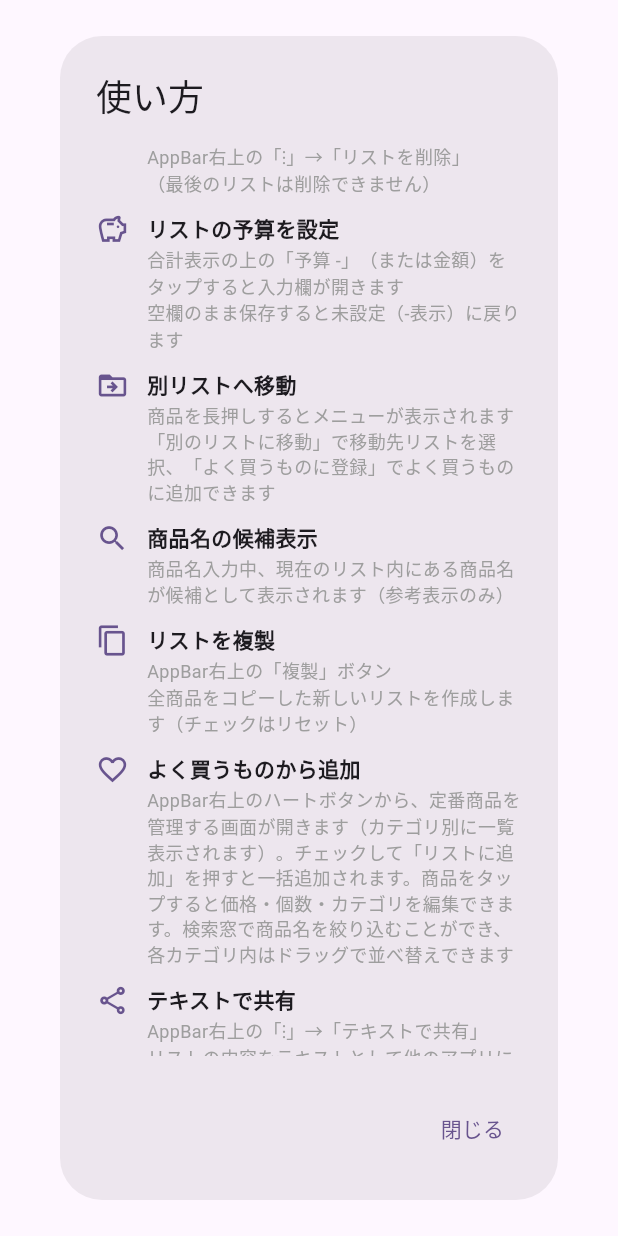
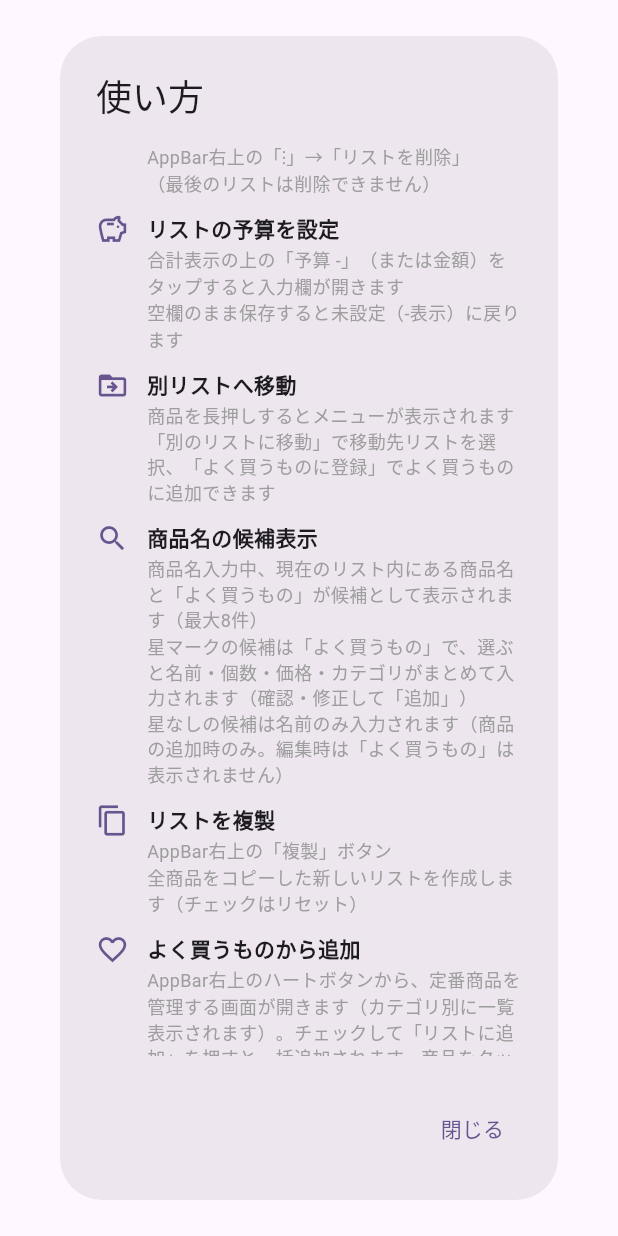
Before and after one commit to hakoniwalabo/HKL-001_shopping_list_app, a Flutter app: the HelpDialog widget shown alone on an empty page, opened directly, scrolled down 576 dp, on a phone screen of 412 x 824 dp. Run offline on Flutter 3.47's test engine with Material 3 defaults, Android fonts, the phone set to English and light mode, and no system bars; our stand-ins replace file_picker, flutter_riverpod, google_mobile_ads, in_app_purchase, share_plus, shared_preferences and 1 more; missing offline and left inert: in_app_purchase_android; accounts and stored records are empty; network calls fail.

Commit message:
docs: 予測候補へのよく買うもの追加に合わせてヘルプ・設計書rev9・コード解説を更新
Co-Authored-By: Claude Sonnet 5.5 <noreply@anthropic.com>

```diff
--- a/lib/widgets/help_dialog.dart
+++ b/lib/widgets/help_dialog.dart
@@ -71,7 +71,7 @@ class HelpDialog extends StatelessWidget {
             _HelpItem(
               icon: Icons.search,
               label: '商品名の候補表示',
-              description: '商品名入力中、現在のリスト内にある商品名が候補として表示されます（参考表示のみ）',
+              description: '商品名入力中、現在のリスト内にある商品名と「よく買うもの」が候補として表示されます（最大8件）\n星マークの候補は「よく買うもの」で、選ぶと名前・個数・価格・カテゴリがまとめて入力されます（確認・修正して「追加」）\n星なしの候補は名前のみ入力されます（商品の追加時のみ。編集時は「よく買うもの」は表示されません）',
             ),
             _HelpItem(
               icon: Icons.copy_outlined,
```
Also changed, not shown: 3 other files.
